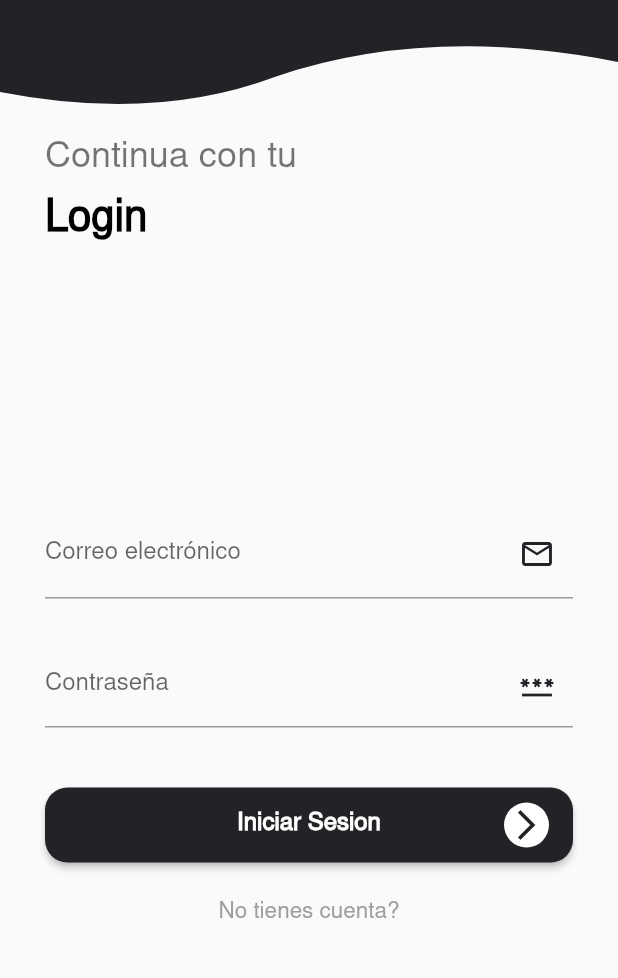
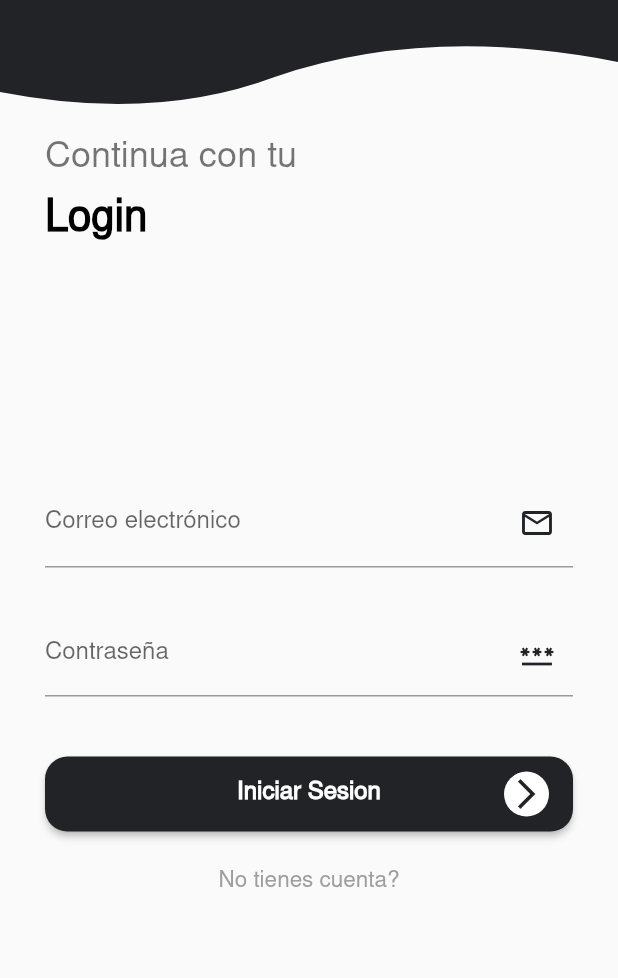
Before and after one commit to GaleanoJorge/uber_clone_flutter, a Flutter app: the LoginPage screen opened by its route, after a tap on "Iniciar Sesion", on a phone screen of 412 x 824 dp, the part 234-1212 px from its top. Run offline on Flutter 3.47's test engine with Material 2 defaults, Android fonts, the phone set to English and light mode, and no system bars; our stand-ins replace flutter_custom_clippers.

Commit message:
controlador de login con función de logeo

```diff
--- /dev/null
+++ b/lib/src/pages/login/login_controller.dart
@@ -0,0 +1,21 @@
+import 'package:flutter/material.dart';
+
+class LoginController {
+
+  BuildContext? context;
+
+  TextEditingController emailController = new TextEditingController();
+  TextEditingController passwordController = new TextEditingController();
+
+  Future? init(BuildContext context) {
+    this.context = context;
+  }
+
+  void login() {
+    String email = emailController.text;
+    String password = passwordController.text;
+
+    print('Email: $email');
+    print('Password: $password');
+  }
+}
--- a/lib/src/pages/login/login_page.dart
+++ b/lib/src/pages/login/login_page.dart
@@ -1,5 +1,7 @@
 import 'package:flutter/material.dart';
+import 'package:flutter/scheduler.dart';
 import 'package:flutter_custom_clippers/flutter_custom_clippers.dart';
+import 'package:uber_clone/src/pages/login/login_controller.dart';
 import 'package:uber_clone/src/utils/Colors.dart' as utils;
 
 import '../../widgets/button_app.dart';
@@ -12,23 +14,39 @@ class LoginPage extends StatefulWidget {
 }
 
 class _LoginPageState extends State<LoginPage> {
+  LoginController _con = LoginController();
+
+  @override
+  void initState() {
+    // TODO: implement initState
+    super.initState();
+
+    SchedulerBinding.instance.addPostFrameCallback((timeStamp) {
+      _con.init(context);
+    });
+  }
+
   @override
   Widget build(BuildContext context) {
     return Scaffold(
         appBar: AppBar(
           backgroundColor: utils.Colors.uberCloneColor,
         ),
-        body: Column(
+        body: SingleChildScrollView(
+          child: Column(
             children: [
               _bannerApp(),
               _textDescription(),
               _txtLogin(),
-            Expanded(child: Container()),
+              SizedBox(
+                height: MediaQuery.of(context).size.height * 0.17,
+              ),
               _textFieldEmail(),
               _textFieldPassword(),
               _buttonLogin(),
               _dontHaveAccount(),
             ],
+          ),
         ));
   }
 
@@ -45,11 +63,15 @@ class _LoginPageState extends State<LoginPage> {
 
   Widget _buttonLogin() => Container(
       margin: EdgeInsets.symmetric(horizontal: 30, vertical: 25),
-    child: ButtonApp(text: 'Iniciar Sesion',));
+      child: ButtonApp(
+        text: 'Iniciar Sesion',
+        onPressed: _con.login,
+      ));
 
   Widget _textFieldPassword() => Container(
         margin: EdgeInsets.symmetric(horizontal: 30, vertical: 15),
         child: TextField(
+          controller: _con.passwordController,
           obscureText: true,
           decoration: InputDecoration(
             labelText: 'Contraseña',
@@ -64,6 +86,7 @@ class _LoginPageState extends State<LoginPage> {
   Widget _textFieldEmail() => Container(
         margin: EdgeInsets.symmetric(horizontal: 30, vertical: 15),
         child: TextField(
+          controller: _con.emailController,
           decoration: InputDecoration(
             hintText: 'correo@mail.com',
             labelText: 'Correo electrónico',
--- a/lib/src/widgets/button_app.dart
+++ b/lib/src/widgets/button_app.dart
@@ -6,9 +6,11 @@ class ButtonApp extends StatelessWidget {
   Color? textColor;
   Color? color;
   IconData? icon;
+  Function? onPressed;
 
   ButtonApp({
-    @required this.text,
+    required this.text,
+    required this.onPressed,
     this.color = utils.Colors.uberCloneColor,
     this.textColor = Colors.white,
     this.icon = Icons.arrow_forward_ios,
@@ -18,7 +20,9 @@ class ButtonApp extends StatelessWidget {
   @override
   Widget build(BuildContext context) {
     return ElevatedButton(
-      onPressed: () {},
+      onPressed: () {
+        onPressed!();
+      },
       child: Stack(
         children: [
           Align(
```
Lines whose indentation alone changed are shown as unchanged.
